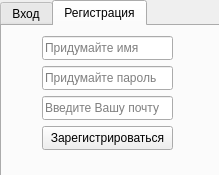
Before: the Qt Designer form Client/loginform.ui in ChazGrant/Battleship, drawn with Qt 5.
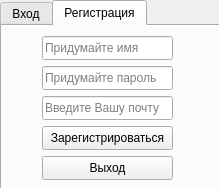
After: the same form once the commit is applied.

Diff of the .ui file:
```diff
--- a/Client/loginform.ui
+++ b/Client/loginform.ui
@@ -7,7 +7,7 @@
     <x>0</x>
     <y>0</y>
     <width>219</width>
-    <height>175</height>
+    <height>188</height>
    </rect>
   </property>
   <property name="windowTitle">
@@ -19,7 +19,7 @@
      <x>0</x>
      <y>0</y>
      <width>221</width>
-     <height>181</height>
+     <height>191</height>
     </rect>
    </property>
    <property name="currentIndex">
@@ -140,6 +140,19 @@
       <string>Введите Вашу почту</string>
      </property>
     </widget>
+    <widget class="QPushButton" name="exit2_pushButton">
+     <property name="geometry">
+      <rect>
+       <x>40</x>
+       <y>130</y>
+       <width>131</width>
+       <height>24</height>
+      </rect>
+     </property>
+     <property name="text">
+      <string>Выход</string>
+     </property>
+    </widget>
    </widget>
   </widget>
  </widget>
```
Left out of the diff: 13 changed lines with no effect on the pictures.
